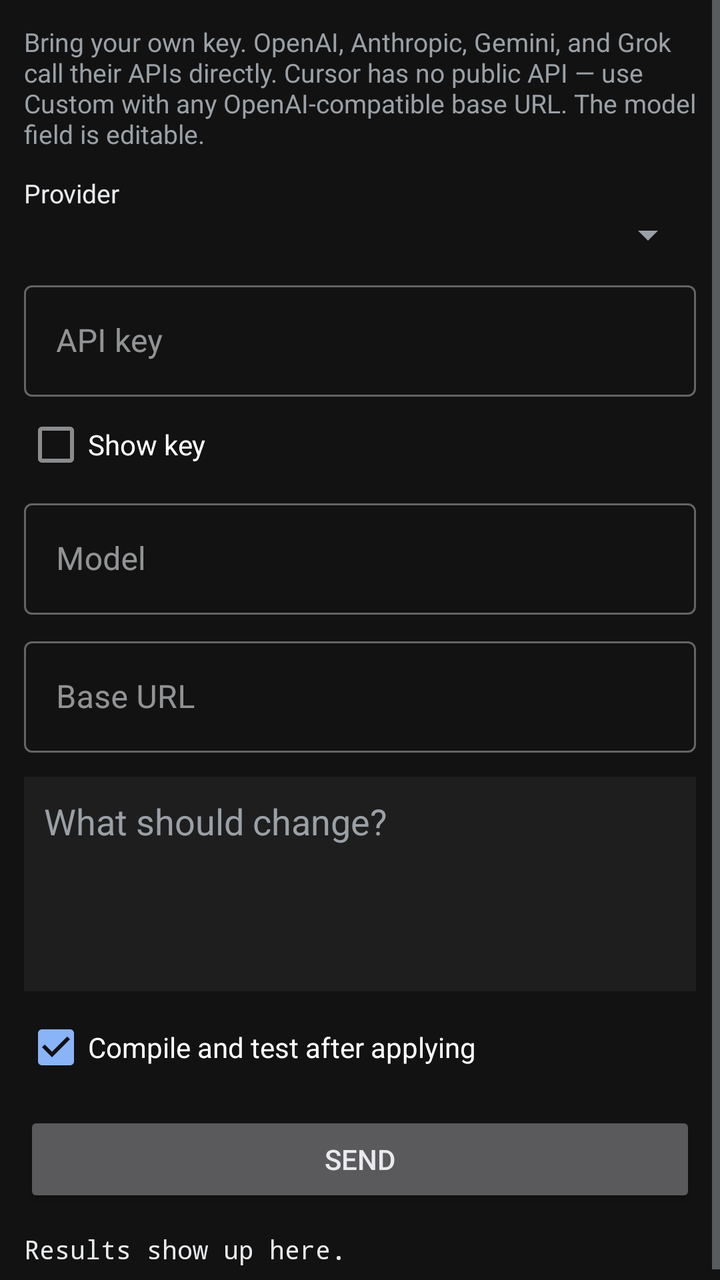
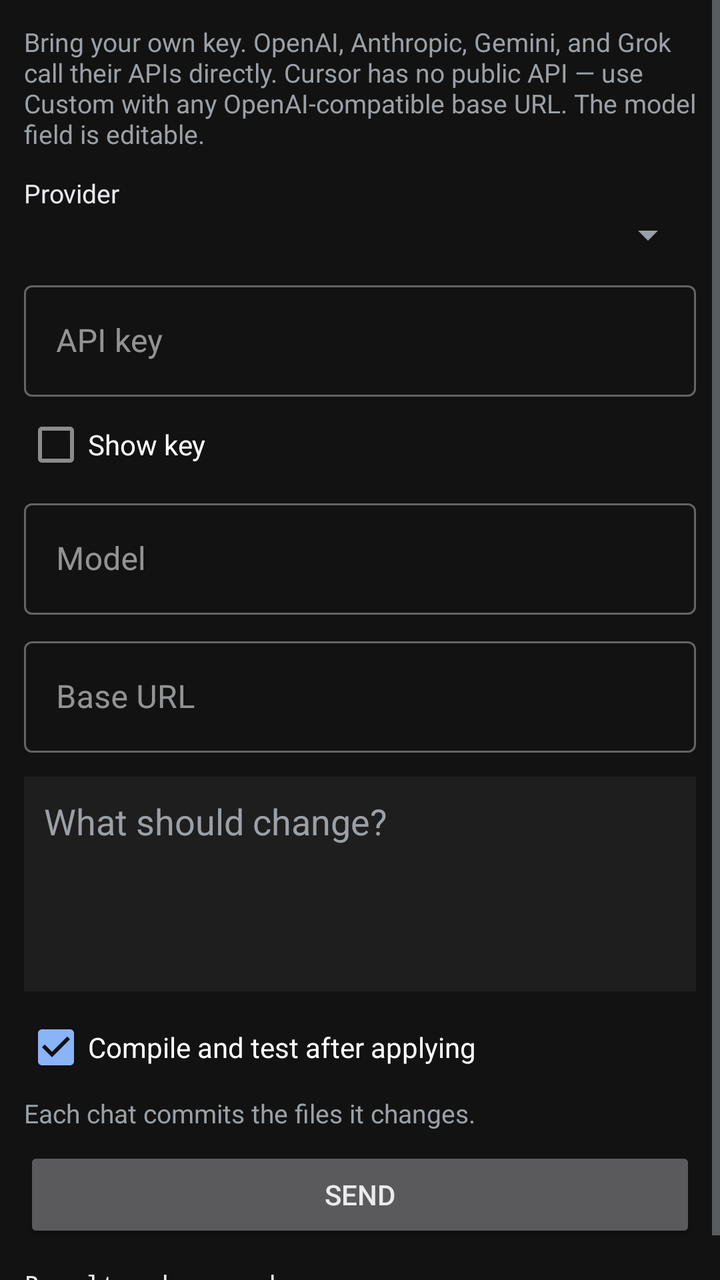

Two renders of the same Android screen: before a commit and after it. Below are the layout's source before the change and the commit's diff.
<!-- AndroidManifest.xml: application theme Theme.AndVibe -->
<!-- res/layout/page_vibe.xml -->
<?xml version="1.0" encoding="utf-8"?>
<ScrollView xmlns:android="http://schemas.android.com/apk/res/android"
    android:layout_width="match_parent"
    android:layout_height="match_parent"
    android:fillViewport="true">

    <LinearLayout
        android:layout_width="match_parent"
        android:layout_height="wrap_content"
        android:orientation="vertical"
        android:padding="12dp">

        <TextView
            android:layout_width="match_parent"
            android:layout_height="wrap_content"
            android:text="Bring your own key. OpenAI, Anthropic, Gemini, and Grok call their APIs directly. Cursor has no public API — use Custom with any OpenAI-compatible base URL. The model field is editable."
            android:textColor="@color/muted"
            android:textSize="13sp" />

        <TextView
            android:layout_width="match_parent"
            android:layout_height="wrap_content"
            android:layout_marginTop="12dp"
            android:text="Provider"
            android:textColor="@color/ink"
            android:textSize="13sp" />

        <Spinner
            android:id="@+id/provider"
            android:layout_width="match_parent"
            android:layout_height="wrap_content"
            android:popupBackground="@color/panel" />

        <com.google.android.material.textfield.TextInputLayout
            android:id="@+id/apiKeyLayout"
            style="@style/Widget.MaterialComponents.TextInputLayout.OutlinedBox"
            android:layout_width="match_parent"
            android:layout_height="wrap_content"
            android:layout_marginTop="8dp"
            android:hint="API key">

            <com.google.android.material.textfield.TextInputEditText
                android:id="@+id/apiKey"
                android:layout_width="match_parent"
                android:layout_height="wrap_content"
                android:importantForAutofill="no"
                android:inputType="textPassword" />
        </com.google.android.material.textfield.TextInputLayout>

        <com.google.android.material.checkbox.MaterialCheckBox
            android:id="@+id/showKey"
            android:layout_width="wrap_content"
            android:layout_height="wrap_content"
            android:text="Show key" />

        <com.google.android.material.textfield.TextInputLayout
            style="@style/Widget.MaterialComponents.TextInputLayout.OutlinedBox"
            android:layout_width="match_parent"
            android:layout_height="wrap_content"
            android:hint="Model">

            <com.google.android.material.textfield.TextInputEditText
                android:id="@+id/model"
                android:layout_width="match_parent"
                android:layout_height="wrap_content"
                android:importantForAutofill="no"
                android:inputType="text" />
        </com.google.android.material.textfield.TextInputLayout>

        <com.google.android.material.textfield.TextInputLayout
            style="@style/Widget.MaterialComponents.TextInputLayout.OutlinedBox"
            android:layout_width="match_parent"
            android:layout_height="wrap_content"
            android:layout_marginTop="8dp"
            android:hint="Base URL">

            <com.google.android.material.textfield.TextInputEditText
                android:id="@+id/baseUrl"
                android:layout_width="match_parent"
                android:layout_height="wrap_content"
                android:importantForAutofill="no"
                android:inputType="textUri" />
        </com.google.android.material.textfield.TextInputLayout>

        <EditText
            android:id="@+id/vibePrompt"
            android:layout_width="match_parent"
            android:layout_height="wrap_content"
            android:layout_marginTop="12dp"
            android:background="@color/panel"
            android:gravity="top|start"
            android:hint="What should change?"
            android:importantForAutofill="no"
            android:inputType="textMultiLine|textCapSentences"
            android:minLines="4"
            android:padding="10dp"
            android:textColor="@color/ink"
            android:textColorHint="@color/muted" />

        <com.google.android.material.checkbox.MaterialCheckBox
            android:id="@+id/autoTest"
            android:layout_width="match_parent"
            android:layout_height="wrap_content"
            android:layout_marginTop="4dp"
            android:checked="true"
            android:text="Compile and test after applying" />

        <Button
            android:id="@+id/vibeSend"
            android:layout_width="match_parent"
            android:layout_height="wrap_content"
            android:layout_marginTop="8dp"
            android:text="Send" />

        <TextView
            android:id="@+id/vibeResult"
            android:layout_width="match_parent"
            android:layout_height="wrap_content"
            android:layout_marginTop="12dp"
            android:fontFamily="monospace"
            android:text="Results show up here."
            android:textColor="@color/ink"
            android:textIsSelectable="true"
            android:textSize="13sp" />
    </LinearLayout>
</ScrollView>
<!-- resources referenced by this layout -->
<resources>
  <color name="ink">#FFE8EAED</color>
  <color name="muted">#FF9AA0A6</color>
  <color name="panel">#FF1E1E1E</color>
  <style name="Theme.AndVibe" parent="Theme.MaterialComponents.NoActionBar">
          <item name="colorPrimary">@color/accent</item>
          <item name="colorPrimaryVariant">@color/bg</item>
          <item name="colorOnPrimary">@color/bg</item>
          <item name="colorSecondary">@color/accent</item>
          <item name="colorOnSecondary">@color/bg</item>
          <item name="colorOnSurface">@color/ink</item>
          <item name="colorSurface">@color/panel</item>
          <item name="android:statusBarColor">@color/bg</item>
          <item name="android:navigationBarColor">@color/bg</item>
          <item name="android:windowBackground">@color/bg</item>
          <item name="android:textColorPrimary">@color/ink</item>
          <item name="android:textColorSecondary">@color/muted</item>
          <item name="android:editTextColor">@color/ink</item>
          <item name="android:textColorHint">@color/muted</item>
          <item name="colorControlActivated">@color/accent</item>
          <item name="android:forceDarkAllowed">false</item>
          <item name="materialButtonStyle">@style/Widget.AndVibe.Button</item>
      </style>
  <color name="accent">#FF8AB4F8</color>
  <color name="bg">#FF121212</color>
  <style name="Widget.AndVibe.Button" parent="Widget.MaterialComponents.Button">
          <item name="android:textAllCaps">false</item>
      </style>
</resources>

<!-- the commit's change to res/layout/page_vibe.xml (unified diff, before → after) -->
@@ -105,6 +105,13 @@
             android:checked="true"
             android:text="Compile and test after applying" />
 
+        <TextView
+            android:layout_width="match_parent"
+            android:layout_height="wrap_content"
+            android:text="Each chat commits the files it changes."
+            android:textColor="@color/muted"
+            android:textSize="13sp" />
+
         <Button
             android:id="@+id/vibeSend"
             android:layout_width="match_parent"
